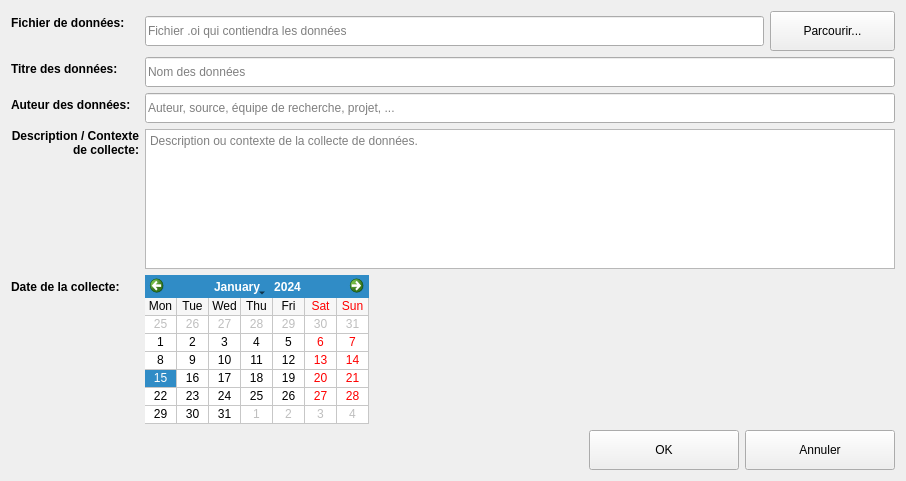
Before: the Qt Designer form python/resources/ui/ImportDialog.ui in introlab/OpenIMU, drawn with Qt 5.
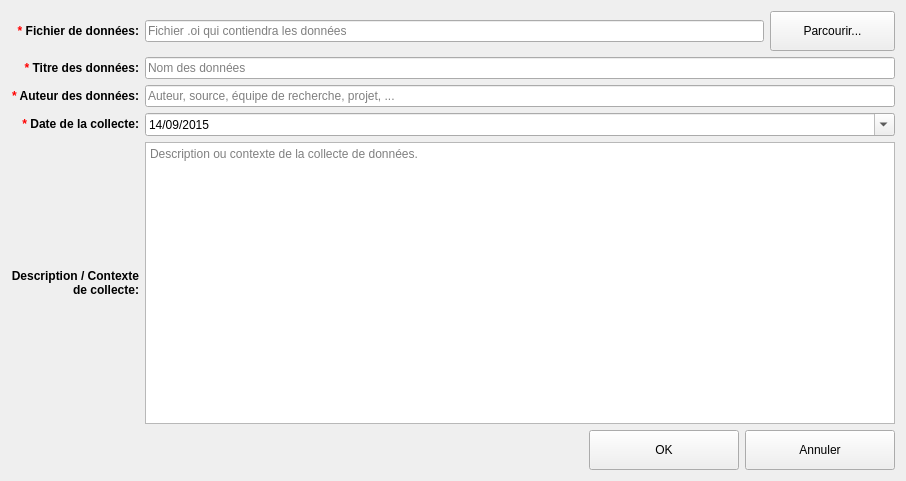
After: the same form once the commit is applied. Icons and pictures are not drawn.

What changed in the file:
```diff
--- a/python/resources/ui/ImportDialog.ui
+++ b/python/resources/ui/ImportDialog.ui
@@ -20,23 +20,12 @@
   <property name="autoFillBackground">
    <bool>true</bool>
   </property>
+  <property name="styleSheet">
+   <string notr="true"/>
+  </property>
   <layout class="QVBoxLayout" name="verticalLayout">
    <item>
-    <widget class="QSplitter" name="splitter">
-     <property name="orientation">
-      <enum>Qt::Horizontal</enum>
-     </property>
-     <property name="childrenCollapsible">
-      <bool>true</bool>
-     </property>
-     <widget class="QWidget" name="layoutWidget">
-      <layout class="QFormLayout" name="formLayout">
-       <property name="sizeConstraint">
-        <enum>QLayout::SetMinimumSize</enum>
-       </property>
-       <property name="fieldGrowthPolicy">
-        <enum>QFormLayout::ExpandingFieldsGrow</enum>
-       </property>
+    <layout class="QGridLayout" name="gridLayout">
        <item row="1" column="0">
         <widget class="QLabel" name="lblName">
          <property name="font">
@@ -46,31 +35,15 @@
           </font>
          </property>
          <property name="text">
-          <string>Titre des données:</string>
-         </property>
-        </widget>
-       </item>
-       <item row="1" column="1">
-        <widget class="QLineEdit" name="txtName">
-         <property name="sizePolicy">
-          <sizepolicy hsizetype="MinimumExpanding" vsizetype="Fixed">
-           <horstretch>0</horstretch>
-           <verstretch>0</verstretch>
-          </sizepolicy>
-         </property>
-         <property name="minimumSize">
-          <size>
-           <width>0</width>
-           <height>30</height>
-          </size>
-         </property>
-         <property name="placeholderText">
-          <string>Nom des données</string>
-         </property>
-        </widget>
-       </item>
-       <item row="3" column="0">
-        <widget class="QLabel" name="lblDesc">
+        <string>&lt;font color=&quot;red&quot;&gt;*&lt;/font&gt; Titre des données:</string>
+       </property>
+       <property name="alignment">
+        <set>Qt::AlignRight|Qt::AlignTrailing|Qt::AlignVCenter</set>
+       </property>
+      </widget>
+     </item>
+     <item row="2" column="0">
+      <widget class="QLabel" name="lblAuthor">
          <property name="font">
           <font>
            <weight>75</weight>
@@ -78,43 +51,10 @@
           </font>
          </property>
          <property name="text">
-          <string>Description / Contexte
-de collecte:</string>
+        <string>&lt;font color=&quot;red&quot;&gt;*&lt;/font&gt; Auteur des données:</string>
          </property>
          <property name="alignment">
-          <set>Qt::AlignRight|Qt::AlignTop|Qt::AlignTrailing</set>
-         </property>
-        </widget>
-       </item>
-       <item row="3" column="1">
-        <widget class="QPlainTextEdit" name="txtDesc">
-         <property name="sizePolicy">
-          <sizepolicy hsizetype="MinimumExpanding" vsizetype="Expanding">
-           <horstretch>0</horstretch>
-           <verstretch>0</verstretch>
-          </sizepolicy>
-         </property>
-         <property name="documentTitle">
-          <string/>
-         </property>
-         <property name="centerOnScroll">
-          <bool>false</bool>
-         </property>
-         <property name="placeholderText">
-          <string>Description ou contexte de la collecte de données.</string>
-         </property>
-        </widget>
-       </item>
-       <item row="0" column="0">
-        <widget class="QLabel" name="lblFile">
-         <property name="font">
-          <font>
-           <weight>75</weight>
-           <bold>true</bold>
-          </font>
-         </property>
-         <property name="text">
-          <string>Fichier de données:</string>
+        <set>Qt::AlignRight|Qt::AlignTrailing|Qt::AlignVCenter</set>
          </property>
         </widget>
        </item>
@@ -125,7 +65,7 @@
            <property name="minimumSize">
             <size>
              <width>0</width>
-             <height>30</height>
+           <height>0</height>
             </size>
            </property>
            <property name="inputMask">
@@ -157,19 +97,6 @@
          </item>
         </layout>
        </item>
-       <item row="2" column="0">
-        <widget class="QLabel" name="lblAuthor">
-         <property name="font">
-          <font>
-           <weight>75</weight>
-           <bold>true</bold>
-          </font>
-         </property>
-         <property name="text">
-          <string>Auteur des données:</string>
-         </property>
-        </widget>
-       </item>
        <item row="2" column="1">
         <widget class="QLineEdit" name="txtAuthor">
          <property name="sizePolicy">
@@ -181,7 +108,7 @@
          <property name="minimumSize">
           <size>
            <width>0</width>
-           <height>30</height>
+         <height>0</height>
           </size>
          </property>
          <property name="placeholderText">
@@ -189,8 +116,43 @@
          </property>
         </widget>
        </item>
+     <item row="0" column="0">
+      <widget class="QLabel" name="lblFile">
+       <property name="font">
+        <font>
+         <weight>75</weight>
+         <bold>true</bold>
+        </font>
+       </property>
+       <property name="text">
+        <string>&lt;font color=&quot;red&quot;&gt;*&lt;/font&gt; Fichier de données:</string>
+       </property>
+       <property name="alignment">
+        <set>Qt::AlignRight|Qt::AlignTrailing|Qt::AlignVCenter</set>
+       </property>
+      </widget>
+     </item>
+     <item row="1" column="1">
+      <widget class="QLineEdit" name="txtName">
+       <property name="sizePolicy">
+        <sizepolicy hsizetype="MinimumExpanding" vsizetype="Fixed">
+         <horstretch>0</horstretch>
+         <verstretch>0</verstretch>
+        </sizepolicy>
+       </property>
+       <property name="minimumSize">
+        <size>
+         <width>0</width>
+         <height>0</height>
+        </size>
+       </property>
+       <property name="placeholderText">
+        <string>Nom des données</string>
+       </property>
+      </widget>
+     </item>
        <item row="4" column="0">
-        <widget class="QLabel" name="lblUploadDate">
+      <widget class="QLabel" name="lblDesc">
          <property name="font">
           <font>
            <weight>75</weight>
@@ -198,35 +160,79 @@
           </font>
          </property>
          <property name="text">
-          <string>Date de la collecte:</string>
+        <string>Description / Contexte
+de collecte:</string>
+       </property>
+       <property name="alignment">
+        <set>Qt::AlignRight|Qt::AlignTrailing|Qt::AlignVCenter</set>
          </property>
         </widget>
        </item>
        <item row="4" column="1">
-        <widget class="QCalendarWidget" name="calendarUploadDate">
+      <widget class="QPlainTextEdit" name="txtDesc">
          <property name="sizePolicy">
-          <sizepolicy hsizetype="Maximum" vsizetype="Preferred">
+        <sizepolicy hsizetype="MinimumExpanding" vsizetype="Expanding">
            <horstretch>0</horstretch>
            <verstretch>0</verstretch>
           </sizepolicy>
          </property>
-         <property name="gridVisible">
-          <bool>true</bool>
-         </property>
-         <property name="verticalHeaderFormat">
-          <enum>QCalendarWidget::NoVerticalHeader</enum>
-         </property>
-         <property name="navigationBarVisible">
+       <property name="documentTitle">
+        <string/>
+       </property>
+       <property name="centerOnScroll">
+        <bool>false</bool>
+       </property>
+       <property name="placeholderText">
+        <string>Description ou contexte de la collecte de données.</string>
+       </property>
+      </widget>
+     </item>
+     <item row="3" column="0">
+      <widget class="QLabel" name="lblUploadDate">
+       <property name="font">
+        <font>
+         <weight>75</weight>
+         <bold>true</bold>
+        </font>
+       </property>
+       <property name="text">
+        <string>&lt;font color=&quot;red&quot;&gt;*&lt;/font&gt; Date de la collecte:</string>
+       </property>
+       <property name="alignment">
+        <set>Qt::AlignRight|Qt::AlignTrailing|Qt::AlignVCenter</set>
+       </property>
+      </widget>
+     </item>
+     <item row="3" column="1">
+      <widget class="QDateEdit" name="dateData">
+       <property name="buttonSymbols">
+        <enum>QAbstractSpinBox::UpDownArrows</enum>
+       </property>
+       <property name="accelerated">
           <bool>true</bool>
          </property>
-         <property name="dateEditEnabled">
+       <property name="minimumDateTime">
+        <datetime>
+         <hour>0</hour>
+         <minute>0</minute>
+         <second>0</second>
+         <year>2015</year>
+         <month>9</month>
+         <day>14</day>
+        </datetime>
+       </property>
+       <property name="currentSection">
+        <enum>QDateTimeEdit::YearSection</enum>
+       </property>
+       <property name="displayFormat">
+        <string>dd/MM/yyyy</string>
+       </property>
+       <property name="calendarPopup">
           <bool>true</bool>
          </property>
         </widget>
        </item>
       </layout>
-     </widget>
-    </widget>
    </item>
    <item>
     <layout class="QHBoxLayout" name="horizontalLayout_3">
```
Left out of the diff: 6 changed lines with no effect on the pictures. Lines whose indentation alone changed are shown as unchanged.
